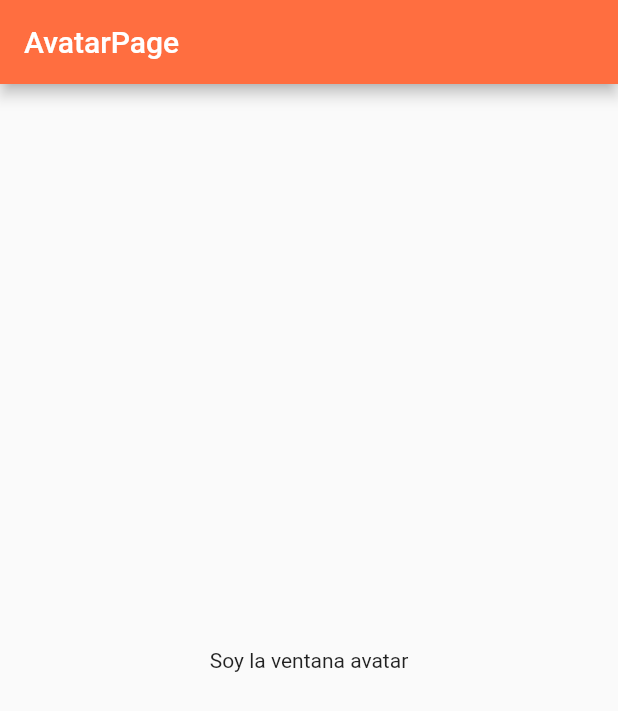
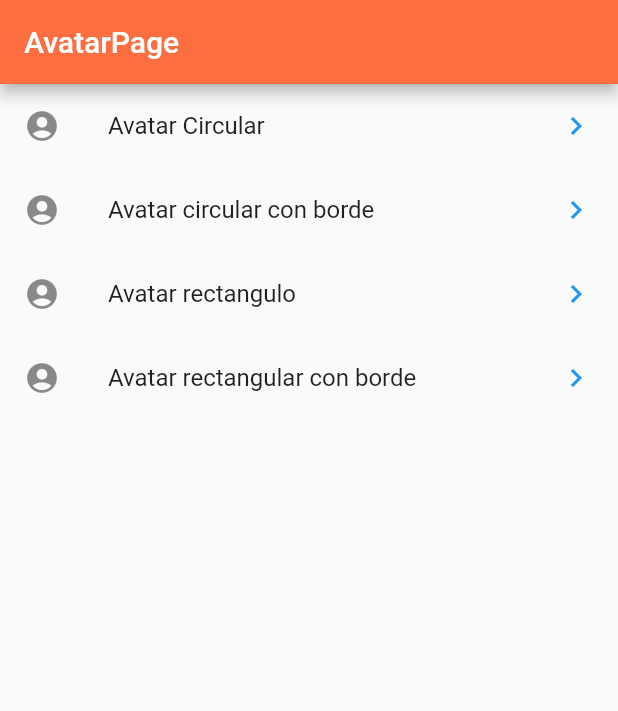
Before and after one commit to OmarGarrido/Flutter-Json, a Flutter app: the screen it shows after launch, after a tap on "Avatars", on a phone screen of 412 x 824 dp. Shown: the top 711 px of the screen. Run offline on Flutter 3.47's test engine with Material 2 defaults, Android fonts, the phone set to English and light mode, and no system bars; missing offline and left inert: avatar_view.

Commit message:
Tipo de Avatars

```diff
--- a/lib/main.dart
+++ b/lib/main.dart
@@ -1,6 +1,10 @@
 import 'package:flutter/material.dart';
 import 'package:widgets/pages/alert_page.dart';
 import 'package:widgets/pages/avatar_page.dart';
+import 'package:widgets/pages/avatars/circuleAvatar.dart';
+import 'package:widgets/pages/avatars/circuleConBorder.dart';
+import 'package:widgets/pages/avatars/regtangular.dart';
+import 'package:widgets/pages/avatars/regtangularBorde.dart';
 import 'package:widgets/pages/crad_page.dart';
 import 'package:widgets/pages/home_temp.dart';
 
@@ -15,7 +19,14 @@ class MyApp extends StatelessWidget {
       routes: {
         '/':(BuildContext context)=>HomePageTemp(),
         'alert':(BuildContext context)=>AlertPage(),
+
         'avatar':(BuildContext context)=>AvatarPage(),
+
+        'avatar/circular':(BuildContext context)=>CircularAvatar(),
+        'avatar/circularBorde':(BuildContext context)=>CircularBordeAvatar(),
+        'avatar/rectangulo':(BuildContext context)=>RectanguloAvatar(),
+        'avatar/rectanguloBorde':(BuildContext context)=>RectanguloBordeAvatar(),
+
         'card':(BuildContext context)=>CardPage(),
 
       },
--- a/lib/pages/avatar_page.dart
+++ b/lib/pages/avatar_page.dart
@@ -1,4 +1,5 @@
 import 'package:flutter/material.dart';
+import 'package:avatar_view/avatar_view.dart';
 
 class AvatarPage extends StatelessWidget {
   @override
@@ -10,12 +11,62 @@ class AvatarPage extends StatelessWidget {
             title: Text('AvatarPage'),
             backgroundColor: Colors.deepOrangeAccent,
           ),
-        body: Center(
-          child: Container(
-            child: Text('Soy la ventana avatar'),
+          body: (ListView(
+            children: [
+              Container(
+                child: ListTile(
+                  title: Text('Avatar Circular'),
+                  leading: Icon(Icons.account_circle),
+                  trailing: Icon(
+                    Icons.keyboard_arrow_right_sharp,
+                    color: Colors.blue,
+                  ),
+                  onTap: () {
+                    Navigator.of(context).pushNamed('avatar/circular');
+                  },
                 ),
               ),
+              Container(
+                child: ListTile(
+                  title: Text('Avatar circular con borde'),
+                  leading: Icon(Icons.account_circle),
+                  trailing: Icon(
+                    Icons.keyboard_arrow_right_sharp,
+                    color: Colors.blue,
                   ),
+                  onTap: () {
+                    Navigator.of(context).pushNamed('avatar/circularBorde');
+                  },
+                ),
+              ),
+              Container(
+                child: ListTile(
+                  title: Text('Avatar rectangulo'),
+                  leading: Icon(Icons.account_circle),
+                  trailing: Icon(
+                    Icons.keyboard_arrow_right_sharp,
+                    color: Colors.blue,
+                  ),
+                  onTap: () {
+                    Navigator.of(context).pushNamed('avatar/rectangulo');
+                  },
+                ),
+              ),
+              Container(
+                child: ListTile(
+                  title: Text('Avatar rectangular con borde'),
+                  leading: Icon(Icons.account_circle),
+                  trailing: Icon(
+                    Icons.keyboard_arrow_right_sharp,
+                    color: Colors.blue,
+                  ),
+                  onTap: () {
+                    Navigator.of(context).pushNamed('avatar/rectanguloBorde');
+                  },
+                ),
+              ),
+            ],
+          ))),
     );
   }
 }
--- a/pubspec.yaml
+++ b/pubspec.yaml
@@ -28,6 +28,7 @@ dependencies:
   # The following adds the Cupertino Icons font to your application.
   # Use with the CupertinoIcons class for iOS style icons.
   cupertino_icons: ^1.0.2
+  avatar_view: ^1.0.0+4
 
 dev_dependencies:
   flutter_test:
```
Also changed, not shown: lib/pages/avatars/circuleAvatar.dart (added, +40 -0 lines), lib/pages/avatars/circuleConBorder.dart (added, +41 -0 lines), lib/pages/avatars/regtangular.dart (added, +40 -0 lines), lib/pages/avatars/regtangularBorde.dart (added, +41 -0 lines), pubspec.lock. Lines whose indentation alone changed are shown as unchanged.
